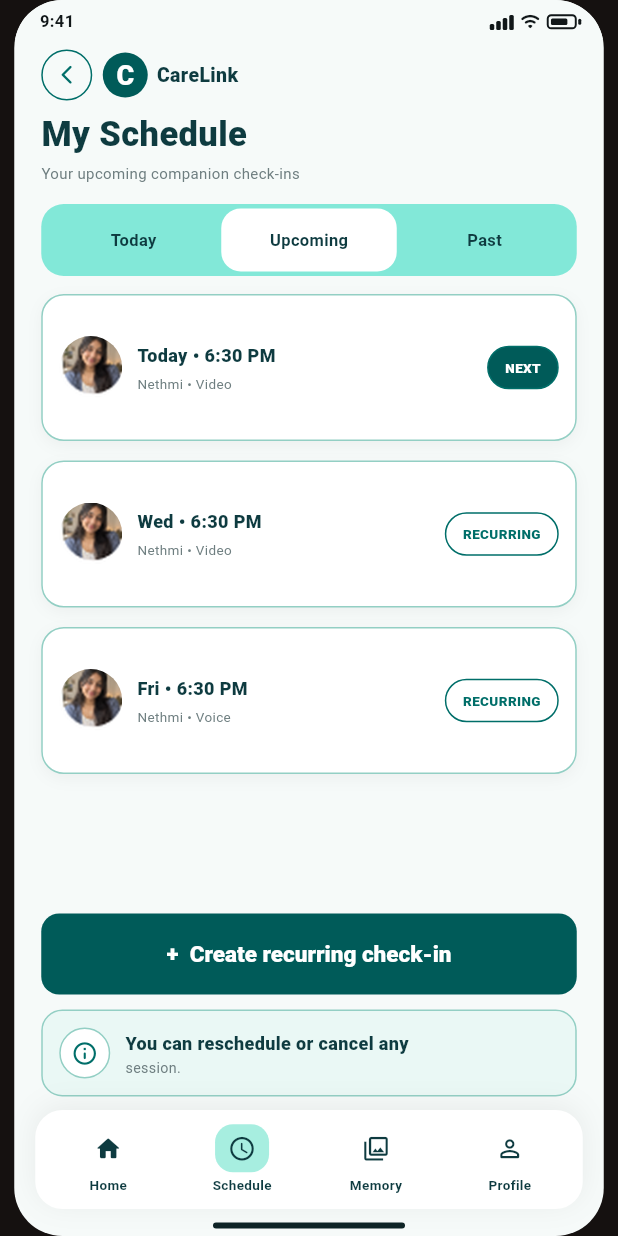
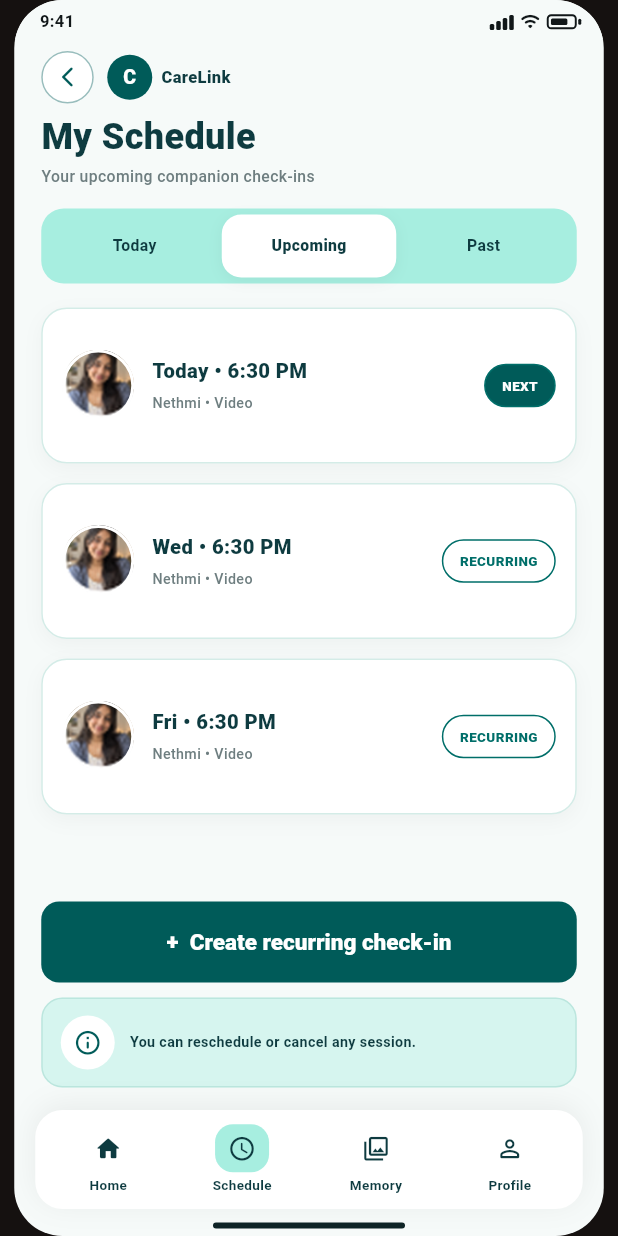
Before and after one commit to LithiraLiyanage/CareLink-App, a Flutter app: the MyScheduleScreen screen opened directly, on a phone screen of 412 x 824 dp. Run offline on Flutter 3.47's test engine with Material 3 defaults, Android fonts, the phone set to English and light mode, and no system bars.

Commit message:
Polish elder schedule screen layout

```diff
--- a/lib/features/elder/screens/my_schedule_screen.dart
+++ b/lib/features/elder/screens/my_schedule_screen.dart
@@ -3,223 +3,292 @@ import 'package:flutter/material.dart';
 import '../widgets/elder_assets.dart';
 import '../widgets/elder_colors.dart';
 import '../widgets/elder_ui.dart';
-import 'elder_home_screen.dart';
 import 'memory_lane_screen.dart';
 import 'new_recurring_checkin_screen.dart';
-import 'nethmi_ready_screen.dart';
 import 'reschedule_checkin_screen.dart';
 
-class MyScheduleScreen extends StatefulWidget {
+class MyScheduleScreen extends StatelessWidget {
   const MyScheduleScreen({super.key});
 
-  @override
-  State<MyScheduleScreen> createState() => _MyScheduleScreenState();
-}
-
-class _MyScheduleScreenState extends State<MyScheduleScreen> {
-  int tab = 1;
-
-  void _open(Widget screen) {
+  void _open(BuildContext context, Widget screen) {
     Navigator.of(context).push(MaterialPageRoute(builder: (_) => screen));
   }
 
   @override
   Widget build(BuildContext context) {
     return ElderPhoneScaffold(
+      backgroundColor: ElderColors.background,
+      statusBarColor: ElderColors.background,
+      darkStatusBar: true,
       bottomNavigationBar: ElderBottomNav(
         selectedIndex: 1,
-        onHome: () => _open(const ElderHomeScreen()),
-        onMemory: () => _open(const MemoryLaneScreen()),
+        onSchedule: () {},
+        onMemory: () => _open(context, const MemoryLaneScreen()),
       ),
       child: Padding(
-        padding: const EdgeInsets.fromLTRB(18, 7, 18, 0),
+        padding: const EdgeInsets.fromLTRB(18, 8, 18, 10),
         child: Column(
           crossAxisAlignment: CrossAxisAlignment.start,
           children: [
-            Row(
-              children: [
-                ElderBackButton(onPressed: () => Navigator.pop(context)),
-                const SizedBox(width: 7),
-                const CircleAvatar(
-                  radius: 15,
-                  backgroundColor: ElderColors.darkTeal,
-                  child: Text(
-                    'C',
-                    style: TextStyle(
-                      color: Colors.white,
-                      fontWeight: FontWeight.w900,
-                    ),
-                  ),
-                ),
-                const SizedBox(width: 6),
-                const Text(
-                  'CareLink',
-                  style: TextStyle(
-                    color: ElderColors.textDark,
-                    fontSize: 13,
-                    fontWeight: FontWeight.w800,
-                  ),
-                ),
-              ],
-            ),
-            const SizedBox(height: 6),
+            _topBar(context),
+            const SizedBox(height: 10),
             const Text(
               'My Schedule',
               style: TextStyle(
                 color: ElderColors.textDark,
-                fontSize: 23,
+                fontSize: 24,
+                height: 1,
                 fontWeight: FontWeight.w900,
               ),
             ),
-            const SizedBox(height: 2),
+            const SizedBox(height: 7),
             const Text(
               'Your upcoming companion check-ins',
               style: TextStyle(
                 color: ElderColors.textMuted,
-                fontSize: 10,
+                fontSize: 10.5,
+                fontWeight: FontWeight.w500,
               ),
             ),
             const SizedBox(height: 14),
             _tabs(),
-            const SizedBox(height: 12),
-            _session(
-              title: 'Today • 6:30 PM',
-              subtitle: 'Nethmi • Video',
-              status: 'NEXT',
-              onTap: () => _open(const NethmiReadyScreen()),
+            const SizedBox(height: 16),
+            Expanded(
+              child: Column(
+                children: [
+                  _scheduleCard(
+                    context,
+                    time: 'Today • 6:30 PM',
+                    subtitle: 'Nethmi • Video',
+                    badge: 'NEXT',
+                    filledBadge: true,
+                  ),
+                  const SizedBox(height: 13),
+                  _scheduleCard(
+                    context,
+                    time: 'Wed • 6:30 PM',
+                    subtitle: 'Nethmi • Video',
+                    badge: 'RECURRING',
+                  ),
+                  const SizedBox(height: 13),
+                  _scheduleCard(
+                    context,
+                    time: 'Fri • 6:30 PM',
+                    subtitle: 'Nethmi • Video',
+                    badge: 'RECURRING',
+                  ),
+                  const Spacer(),
+                  ElderPrimaryButton(
+                    label: '+  Create recurring check-in',
+                    color: ElderColors.darkTeal,
+                    height: 54,
+                    onPressed: () =>
+                        _open(context, const NewRecurringCheckInScreen()),
+                  ),
+                  const SizedBox(height: 10),
+                  _infoCard(),
+                ],
+              ),
             ),
-            const SizedBox(height: 13),
-            _session(
-              title: 'Wed • 6:30 PM',
-              subtitle: 'Nethmi • Video',
-              status: 'RECURRING',
-              onTap: () => _open(const RescheduleCheckInScreen()),
-            ),
-            const SizedBox(height: 13),
-            _session(
-              title: 'Fri • 6:30 PM',
-              subtitle: 'Nethmi • Voice',
-              status: 'RECURRING',
-              onTap: () => _open(const RescheduleCheckInScreen()),
-            ),
-            const Spacer(),
-            ElderPrimaryButton(
-              label: '+  Create recurring check-in',
-              height: 54,
-              onPressed: () => _open(const NewRecurringCheckInScreen()),
-            ),
-            const SizedBox(height: 10),
-            const ElderInfoCard(
-              icon: Icons.info_outline_rounded,
-              title: 'You can reschedule or cancel any',
-              subtitle: 'session.',
-            ),
-            const SizedBox(height: 4),
           ],
         ),
       ),
     );
   }
 
+  Widget _topBar(BuildContext context) {
+    return Row(
+      children: [
+        InkWell(
+          onTap: () => Navigator.of(context).maybePop(),
+          borderRadius: BorderRadius.circular(30),
+          child: Container(
+            width: 35,
+            height: 35,
+            decoration: BoxDecoration(
+              color: Colors.white,
+              shape: BoxShape.circle,
+              border: Border.all(color: const Color(0x66005B59)),
+            ),
+            child: const Icon(
+              Icons.arrow_back_ios_new_rounded,
+              color: ElderColors.darkTeal,
+              size: 16,
+            ),
+          ),
+        ),
+        const SizedBox(width: 9),
+        Container(
+          width: 30,
+          height: 30,
+          decoration: const BoxDecoration(
+            color: ElderColors.darkTeal,
+            shape: BoxShape.circle,
+          ),
+          alignment: Alignment.center,
+          child: const Text(
+            'C',
+            style: TextStyle(
+              color: Colors.white,
+              fontSize: 13,
+              fontWeight: FontWeight.w900,
+            ),
+          ),
+        ),
+        const SizedBox(width: 6),
+        const Text(
+          'CareLink',
+          style: TextStyle(
+            color: ElderColors.textDark,
+            fontSize: 11,
+            fontWeight: FontWeight.w800,
+          ),
+        ),
+      ],
+    );
+  }
+
   Widget _tabs() {
-    const labels = ['Today', 'Upcoming', 'Past'];
+    Widget tab(String label, {bool selected = false}) {
+      return Expanded(
+        child: Container(
+          height: 42,
+          alignment: Alignment.center,
+          decoration: BoxDecoration(
+            color: selected ? Colors.white : Colors.transparent,
+            borderRadius: BorderRadius.circular(13),
+            boxShadow: selected
+                ? const [
+                    BoxShadow(
+                      color: Color(0x0D000000),
+                      blurRadius: 8,
+                      offset: Offset(0, 2),
+                    ),
+                  ]
+                : null,
+          ),
+          child: Text(
+            label,
+            style: TextStyle(
+              color: ElderColors.textDark,
+              fontSize: 10.5,
+              fontWeight: selected ? FontWeight.w800 : FontWeight.w600,
+            ),
+          ),
+        ),
+      );
+    }
 
     return Container(
-      height: 48,
-      padding: const EdgeInsets.all(3),
+      height: 50,
+      padding: const EdgeInsets.all(4),
       decoration: BoxDecoration(
-        color: const Color(0xFF82E8D8),
+        color: ElderColors.mint,
         borderRadius: BorderRadius.circular(15),
       ),
       child: Row(
-        children: List.generate(labels.length, (i) {
-          final selected = tab == i;
-          return Expanded(
-            child: InkWell(
-              onTap: () => setState(() => tab = i),
-              borderRadius: BorderRadius.circular(13),
-              child: Container(
-                alignment: Alignment.center,
-                decoration: BoxDecoration(
-                  color: selected ? Colors.white : Colors.transparent,
-                  borderRadius: BorderRadius.circular(13),
-                ),
-                child: Text(
-                  labels[i],
-                  style: const TextStyle(
-                    color: ElderColors.textDark,
-                    fontSize: 11,
-                    fontWeight: FontWeight.w700,
-                  ),
-                ),
-              ),
-            ),
-          );
-        }),
+        children: [tab('Today'), tab('Upcoming', selected: true), tab('Past')],
       ),
     );
   }
 
-  Widget _session({
-    required String title,
+  Widget _scheduleCard(
+    BuildContext context, {
+    required String time,
     required String subtitle,
-    required String status,
-    required VoidCallback onTap,
+    required String badge,
+    bool filledBadge = false,
   }) {
     return InkWell(
-      onTap: onTap,
-      borderRadius: BorderRadius.circular(15),
+      onTap: () => _open(context, const RescheduleCheckInScreen()),
+      borderRadius: BorderRadius.circular(17),
       child: Container(
-        height: 98,
-        padding: const EdgeInsets.all(11),
+        height: 104,
+        padding: const EdgeInsets.symmetric(horizontal: 13, vertical: 12),
         decoration: BoxDecoration(
           color: Colors.white,
-          border: Border.all(color: ElderColors.border),
-          borderRadius: BorderRadius.circular(15),
-          boxShadow: [
+          borderRadius: BorderRadius.circular(17),
+          border: Border.all(color: const Color(0x6693CFC4)),
+          boxShadow: const [
             BoxShadow(
-              color: Colors.black.withValues(alpha: .04),
-              blurRadius: 8,
-              offset: const Offset(0, 3),
+              color: Color(0x09000000),
+              blurRadius: 10,
+              offset: Offset(0, 4),
             ),
           ],
         ),
         child: Row(
           children: [
-            const ElderAvatar(
-              asset: ElderAssets.nethmiAvatar,
-              size: 42,
-              border: false,
-            ),
-            const SizedBox(width: 10),
+            const ElderAvatar(asset: ElderAssets.nethmiAvatar, size: 48),
+            const SizedBox(width: 12),
             Expanded(
               child: Column(
                 mainAxisAlignment: MainAxisAlignment.center,
                 crossAxisAlignment: CrossAxisAlignment.start,
                 children: [
                   Text(
-                    title,
+                    time,
                     style: const TextStyle(
                       color: ElderColors.textDark,
-                      fontSize: 12,
+                      fontSize: 13.5,
                       fontWeight: FontWeight.w800,
                     ),
                   ),
-                  const SizedBox(height: 4),
+                  const SizedBox(height: 5),
                   Text(
                     subtitle,
                     style: const TextStyle(
                       color: ElderColors.textMuted,
-                      fontSize: 9,
+                      fontSize: 9.5,
+                      fontWeight: FontWeight.w500,
                     ),
                   ),
                 ],
               ),
             ),
-            ElderStatusPill(status, filled: status == 'NEXT'),
+            const SizedBox(width: 8),
+            ElderStatusPill(badge, filled: filledBadge),
           ],
         ),
       ),
     );
   }
+
+  Widget _infoCard() {
+    return Container(
+      width: double.infinity,
+      height: 60,
+      padding: const EdgeInsets.symmetric(horizontal: 12, vertical: 10),
+      decoration: BoxDecoration(
+        color: const Color(0x66A7EEE0),
+        borderRadius: BorderRadius.circular(14),
+        border: Border.all(color: const Color(0x6693CFC4)),
+      ),
+      child: const Row(
+        children: [
+          CircleAvatar(
+            radius: 18,
+            backgroundColor: Colors.white,
+            child: Icon(
+              Icons.info_outline_rounded,
+              color: ElderColors.darkTeal,
+              size: 19,
+            ),
+          ),
+          SizedBox(width: 10),
+          Expanded(
+            child: Text(
+              'You can reschedule or cancel any session.',
+              style: TextStyle(
+                color: ElderColors.textDark,
+                fontSize: 9.5,
+                height: 1.25,
+                fontWeight: FontWeight.w600,
+              ),
+            ),
+          ),
+        ],
+      ),
+    );
+  }
 }
```
